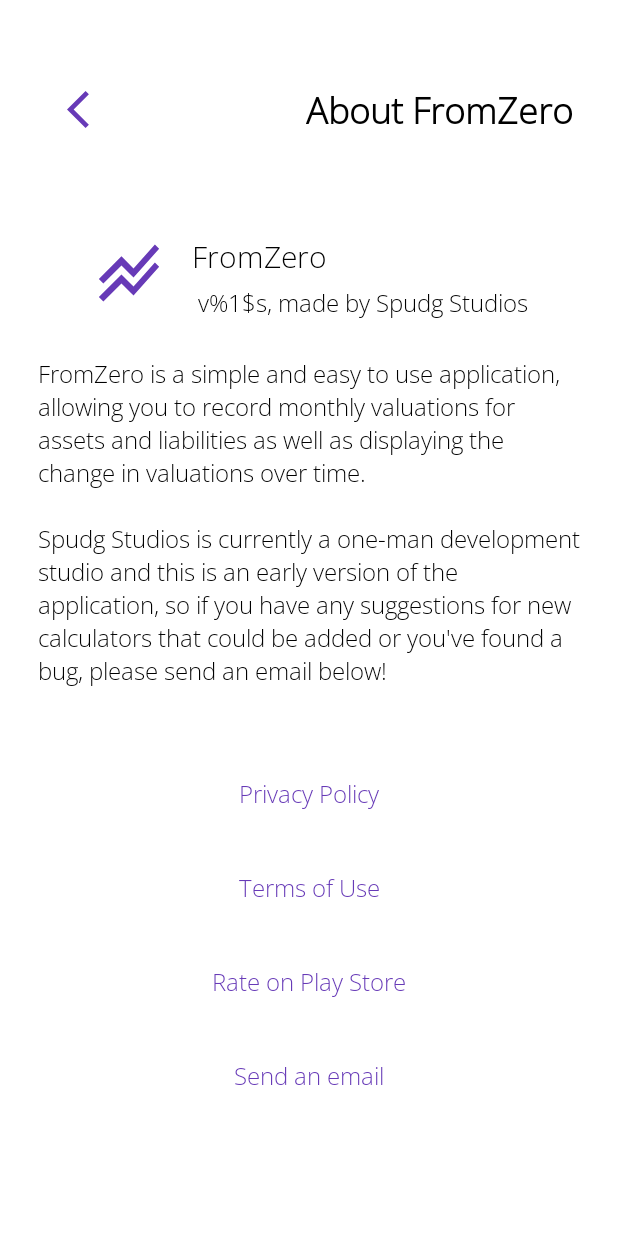
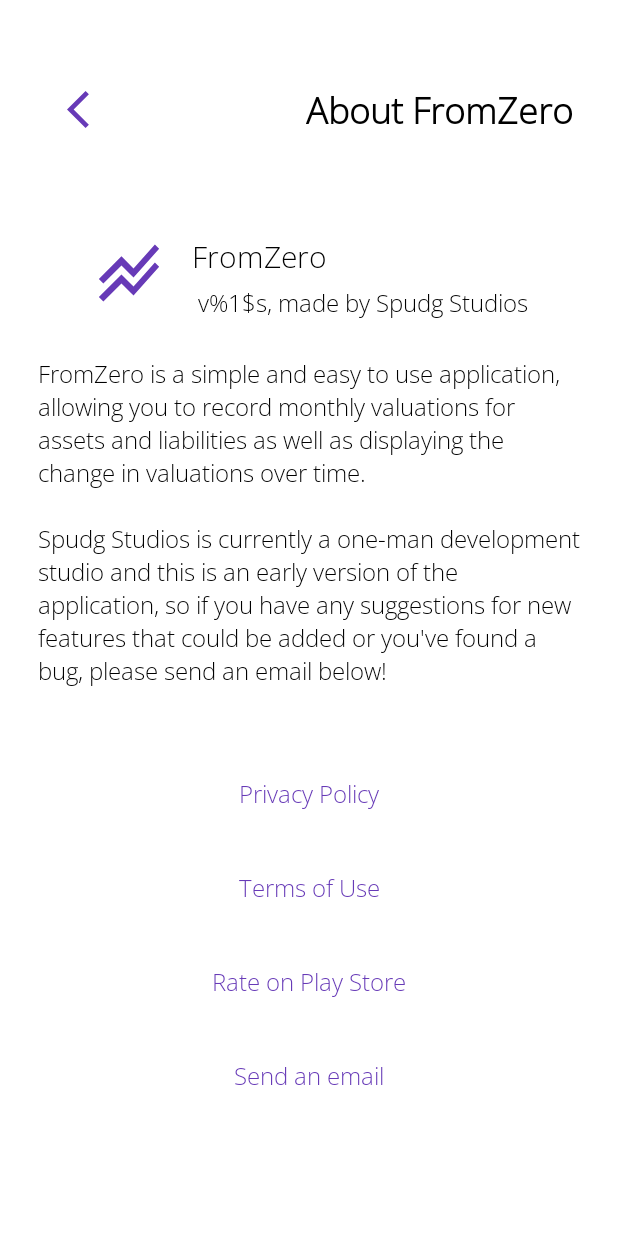
Before and after one commit to btcwojak/fromzero, an Android app: the AboutActivity screen opened directly, with no data from a screen before it, on a phone screen of 412 x 824 dp. Run offline under Robolectric (Android 15) with nearby library versions, the phone set to English and light mode, and no system bars; 1 statement that could not run was skipped.

Commit message:
Fixed error in about page description

```diff
--- a/app/src/main/res/values/strings.xml
+++ b/app/src/main/res/values/strings.xml
@@ -5,7 +5,7 @@
     <string name="about_fromzero">About FromZero</string>
     <string name="fromzero_logo">FromZero Logo</string>
     <string name="fromzero">FromZero</string>
-    <string name="fromzero_desc">FromZero is a simple and easy to use application, allowing you to record monthly valuations for assets and liabilities as well as displaying the change in valuations over time. \n\nSpudg Studios is currently a one-man development studio and this is an early version of the application, so if you have any suggestions for new calculators that could be added or you\'ve found a bug, please send an email below!</string>
+    <string name="fromzero_desc">FromZero is a simple and easy to use application, allowing you to record monthly valuations for assets and liabilities as well as displaying the change in valuations over time. \n\nSpudg Studios is currently a one-man development studio and this is an early version of the application, so if you have any suggestions for new features that could be added or you\'ve found a bug, please send an email below!</string>
     <string name="privacy_policy">Privacy Policy</string>
     <string name="terms_of_use">Terms of Use</string>
     <string name="rate_on_play_store">Rate on Play Store</string>
```
Also changed, not shown: 1 other file.
